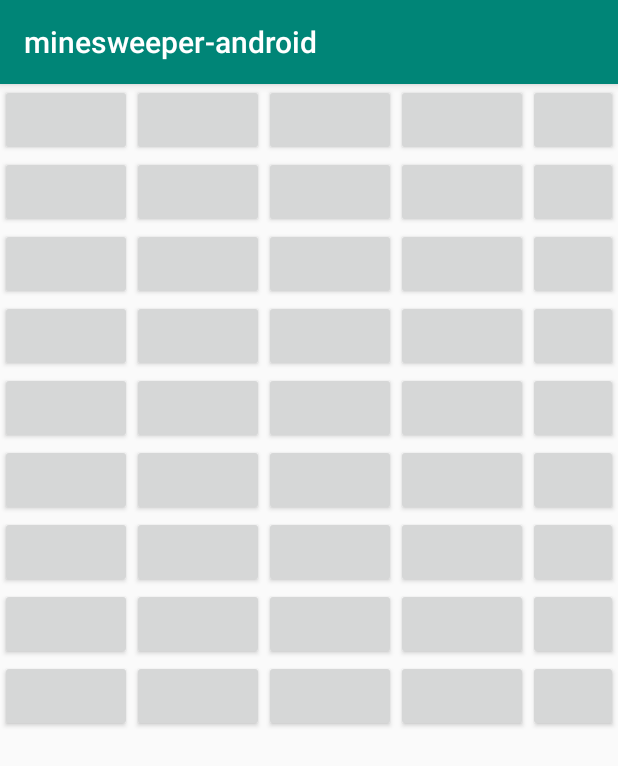
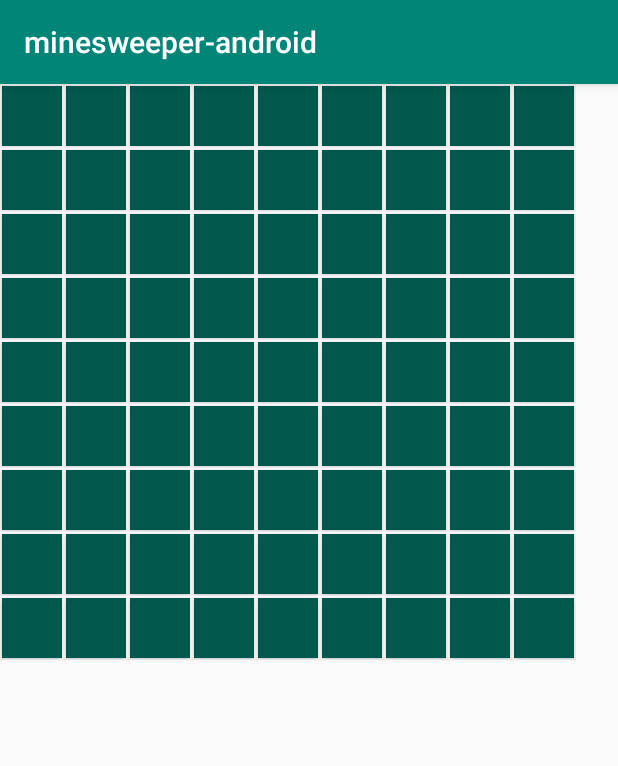
Before and after one commit to ndokic/minesweeper-android, an Android app: the GameActivity screen opened directly, with no data from a screen before it, on a phone screen of 412 x 824 dp. Shown: the top 766 px of the screen. Run offline under Robolectric (Android 15) with nearby library versions, the phone set to English and light mode, and no system bars; plain views replace ZoomLayout.

Commit message:
layout params for field button and some ui work

```diff
--- a/app/src/main/java/ndokic/minesweeper/GameActivity.kt
+++ b/app/src/main/java/ndokic/minesweeper/GameActivity.kt
@@ -34,6 +34,9 @@ class GameActivity : AppCompatActivity() {
                 val field = GameField(game, game.fields.size, cols, rows, button)
                 button.setOnClickListener {game.fieldClick(field)}
                 button.setOnLongClickListener { game.fieldMarkedMine(field) }
+                val lp =  LinearLayout.LayoutParams(60, 60)
+                lp.setMargins(2,2,2,2)
+                button.layoutParams =lp
                 row.addView(button)
                 game.fields.add(field)
             }
--- a/app/src/main/res/layout/game_button.xml
+++ b/app/src/main/res/layout/game_button.xml
@@ -4,5 +4,7 @@
         android:layout_width="40dp"
         android:layout_height="40dp"
         android:text=""
-        android:layout_margin="2dp"
+        android:background="@color/colorPrimaryDark"
+        android:textSize="20sp"
+        android:textStyle="bold"
 />
```
Also changed, not shown: app/src/main/java/ndokic/minesweeper/game/Game.kt (+6 -3 lines).
